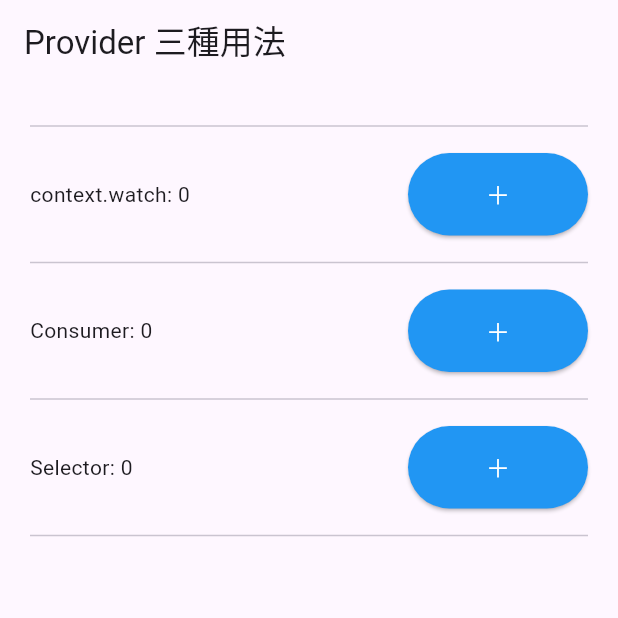
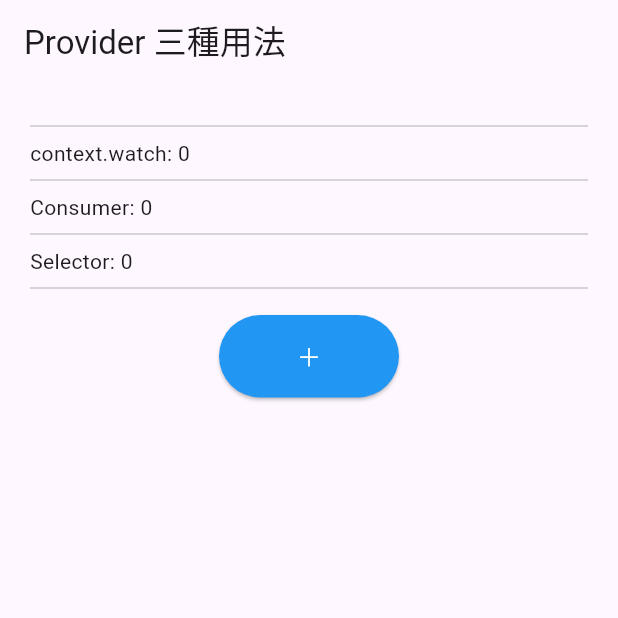
Before and after one commit to cccsdxtw/test_flutter_tips, a Flutter app: the ProviderScopeExample screen opened directly, on a phone screen of 412 x 824 dp, the top half of it. Run offline on Flutter 3.47's test engine with Material 3 defaults, Android fonts, the phone set to English and light mode, and no system bars; our stand-ins replace cached_network_image, flutter_bloc, flutter_riverpod, get, logger.

Commit message:
UI系- 按鈕統一

```diff
--- a/lib/tips/provider_scope_example.dart
+++ b/lib/tips/provider_scope_example.dart
@@ -9,6 +9,7 @@ class CounterModel with ChangeNotifier {
   int _anotherValue = 100;
 
   int get count => _count;
+
   int get anotherValue => _anotherValue;
 
   void increment() {
@@ -31,7 +32,7 @@ class ProviderScopeExample extends StatelessWidget {
     logger.e("🔁 ProviderScopeExample build");
     return ChangeNotifierProvider(
       create: (_) => CounterModel(),
-      child:  Scaffold(
+      child: Scaffold(
         appBar: AppBar(title: const Text("Provider 三種用法")),
         body: const Padding(
           padding: EdgeInsets.all(20),
@@ -44,6 +45,7 @@ class ProviderScopeExample extends StatelessWidget {
               Divider(),
               SelectorSection(),
               Divider(),
+              SelectorButton(),
             ],
           ),
         ),
@@ -64,10 +66,6 @@ class WatchSection extends StatelessWidget {
       mainAxisAlignment: MainAxisAlignment.spaceBetween,
       children: [
         Text("context.watch: $count"),
-        TipButton(
-          onPressed: () => context.read<CounterModel>().increment(),
-          text: '＋',
-        ),
       ],
     );
   }
@@ -88,10 +86,6 @@ class ConsumerSection extends StatelessWidget {
             logger.e("🔁 Consumer builder build");
             return Text("Consumer: ${model.count}");
           },
-        ),
-        TipButton(
-          onPressed: () => context.read<CounterModel>().increment(),
-          text: '＋',
         ),
       ],
     );
@@ -119,11 +113,25 @@ class SelectorSection extends StatelessWidget {
             return Text("Selector: $count");
           },
         ),
-        TipButton(
-          onPressed: () => context.read<CounterModel>().increment(),
-          text: '＋',
-        ),
       ],
     );
   }
 }
+
+// ✅ 用 Selector 的區塊（可選擇重建條件）
+class SelectorButton extends StatelessWidget {
+  const SelectorButton({super.key});
+
+  @override
+  Widget build(BuildContext context) {
+    logger.e("🔁 SelectorSection build");
+    return SizedBox(
+        width: double.infinity,
+        child: Column(mainAxisAlignment: MainAxisAlignment.center, children: [
+          TipButton(
+            onPressed: () => context.read<CounterModel>().increment(),
+            text: '＋',
+          ),
+        ]));
+  }
+}
```
